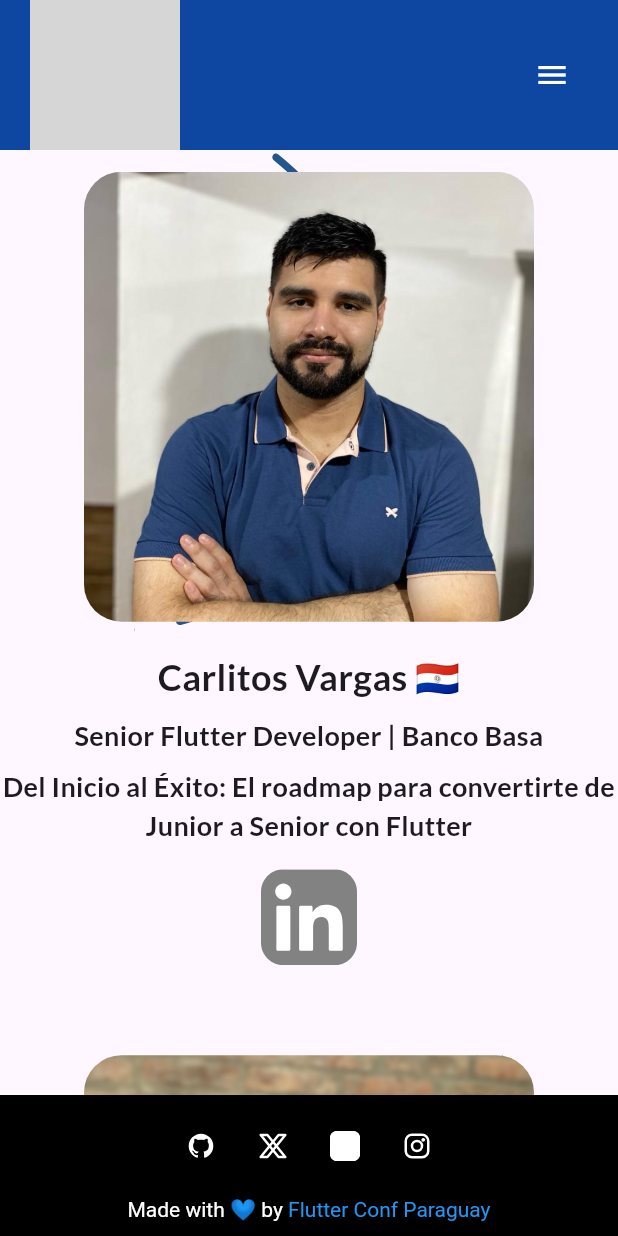
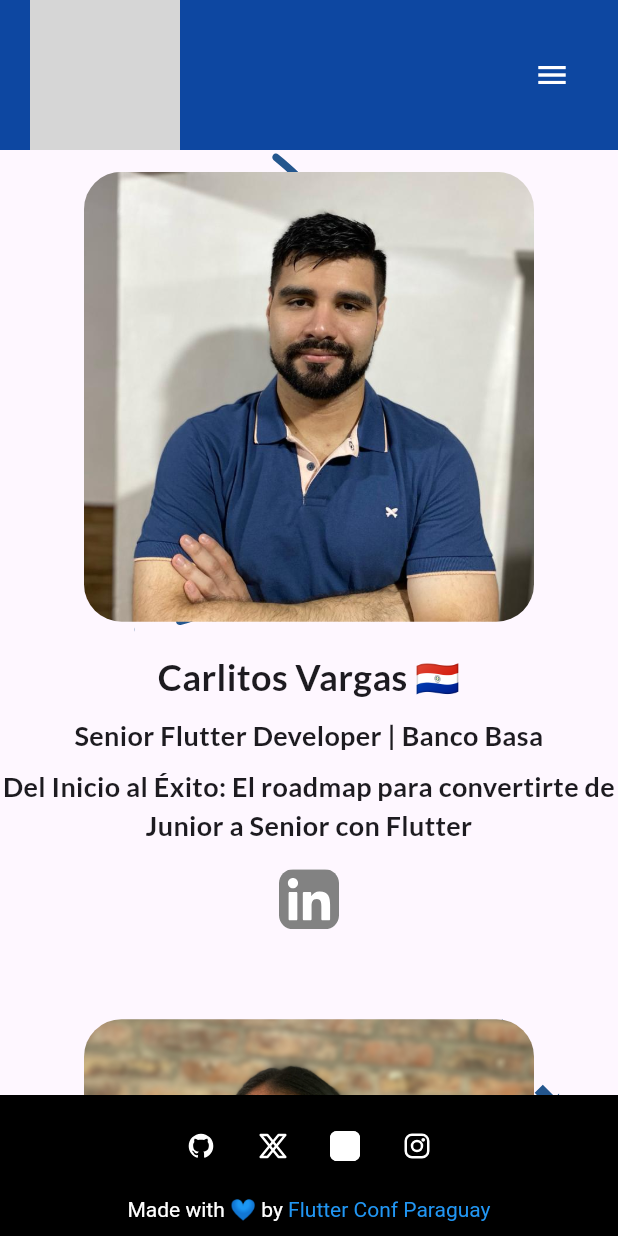
Before and after one commit to unacorbatanegra/flutter_conf_web, a Flutter app: the screen it shows after launch, scrolled down 576 dp, on a phone screen of 412 x 824 dp. Run offline on Flutter 3.47's test engine with Material 3 defaults, Android fonts, the light colour scheme and no system bars; our stand-ins replace animated_text_kit, dotted_border, equatable, flutter_screenutil, flutter_svg, go_router and 2 more; generated files the repository leaves out were written again; project files that could hold a hidden picture were left out; grey boxes are pictures that could not be loaded.

Commit message:
Update social media icons size in SpeakerInfo

```diff
--- a/lib/app/sections/speakers_section.dart
+++ b/lib/app/sections/speakers_section.dart
@@ -295,7 +295,10 @@ class _SpeakerInfo extends StatelessWidget {
                 onPressed: () {
                   context.read<UrlService>().openUrl(speaker.twitterUrl!);
                 },
-                icon: Assets.icons.x.svg(),
+                icon: Assets.icons.x.svg(
+                  width: 40,
+                  height: 40,
+                ),
               ),
             ],
             if (speaker.linkedinUrl != null) ...[
@@ -304,7 +307,10 @@ class _SpeakerInfo extends StatelessWidget {
                 onPressed: () {
                   context.read<UrlService>().openUrl(speaker.linkedinUrl!);
                 },
-                icon: Assets.icons.linkedin.svg(),
+                icon: Assets.icons.linkedin.svg(
+                  width: 40,
+                  height: 40,
+                ),
               ),
             ],
             if (speaker.youtubeUrl != null) ...[
@@ -313,7 +319,10 @@ class _SpeakerInfo extends StatelessWidget {
                 onPressed: () {
                   context.read<UrlService>().openUrl(speaker.youtubeUrl!);
                 },
-                icon: Assets.icons.youtube.svg(),
+                icon: Assets.icons.youtube.svg(
+                  width: 40,
+                  height: 40,
+                ),
               )
             ],
             if (speaker.facebookUrl != null) ...[
@@ -322,7 +331,10 @@ class _SpeakerInfo extends StatelessWidget {
                 onPressed: () {
                   context.read<UrlService>().openUrl(speaker.facebookUrl!);
                 },
-                icon: Assets.icons.facebook.svg(),
+                icon: Assets.icons.facebook.svg(
+                  width: 40,
+                  height: 40,
+                ),
               )
             ],
           ],
```
